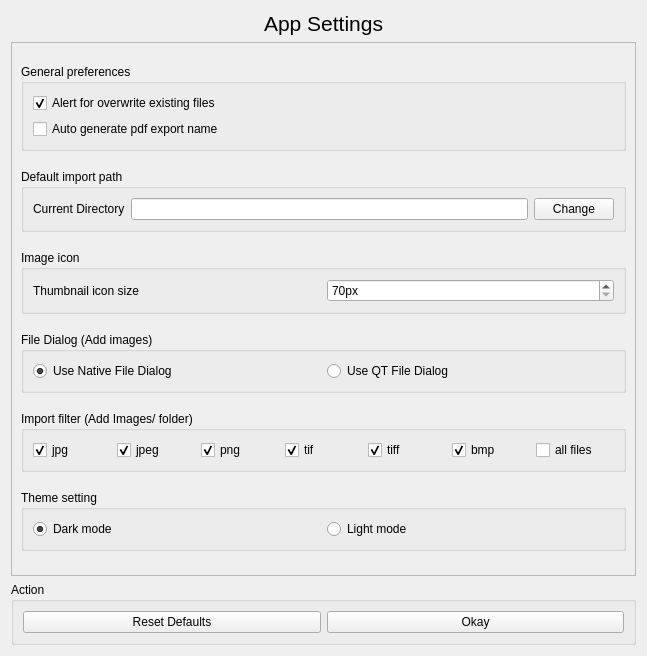
Before: the Qt Designer form src/app_setting.ui in rishabh3354/JPG2PDF, drawn with Qt 5.
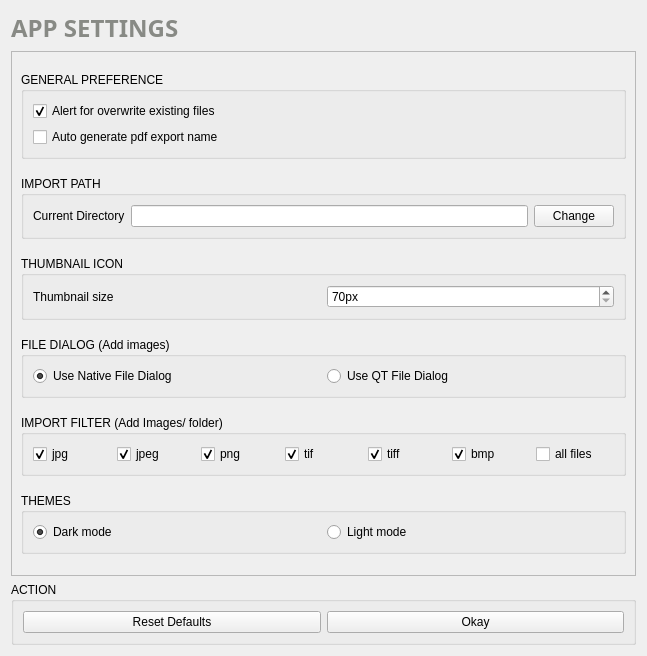
After: the same form once the commit is applied. Icons and pictures are not drawn.

```diff
--- a/src/app_setting.ui
+++ b/src/app_setting.ui
@@ -15,19 +15,35 @@
   </property>
   <layout class="QVBoxLayout" name="verticalLayout_2">
    <item>
-    <widget class="QLabel" name="label">
-     <property name="font">
-      <font>
-       <pointsize>16</pointsize>
-      </font>
-     </property>
-     <property name="text">
-      <string>App Settings</string>
-     </property>
-     <property name="alignment">
-      <set>Qt::AlignCenter</set>
-     </property>
-    </widget>
+    <layout class="QHBoxLayout" name="horizontalLayout_2">
+     <item>
+      <widget class="QLabel" name="label_6">
+       <property name="font">
+        <font>
+         <family>Ubuntu Mono</family>
+        </font>
+       </property>
+       <property name="text">
+        <string>&lt;!DOCTYPE HTML PUBLIC &quot;-//W3C//DTD HTML 4.0//EN&quot; &quot;http://www.w3.org/TR/REC-html40/strict.dtd&quot;&gt;
+&lt;html&gt;&lt;head&gt;&lt;meta name=&quot;qrichtext&quot; content=&quot;1&quot; /&gt;&lt;style type=&quot;text/css&quot;&gt;
+p, li { white-space: pre-wrap; }
+&lt;/style&gt;&lt;/head&gt;&lt;body style=&quot; font-family:'URW Gothic'; font-size:11pt; font-weight:400; font-style:normal;&quot;&gt;
+&lt;p style=&quot; margin-top:0px; margin-bottom:0px; margin-left:0px; margin-right:0px; -qt-block-indent:0; text-indent:0px;&quot;&gt;&lt;span style=&quot; font-family:'Ubuntu'; font-size:18pt; font-weight:600; color:#888a85;&quot;&gt;APP SETTINGS&lt;/span&gt;&lt;/p&gt;&lt;/body&gt;&lt;/html&gt;</string>
+       </property>
+      </widget>
+     </item>
+     <item>
+      <widget class="QLabel" name="label_5">
+       <property name="text">
+        <string>&lt;!DOCTYPE HTML PUBLIC &quot;-//W3C//DTD HTML 4.0//EN&quot; &quot;http://www.w3.org/TR/REC-html40/strict.dtd&quot;&gt;
+&lt;html&gt;&lt;head&gt;&lt;meta name=&quot;qrichtext&quot; content=&quot;1&quot; /&gt;&lt;style type=&quot;text/css&quot;&gt;
+p, li { white-space: pre-wrap; }
+&lt;/style&gt;&lt;/head&gt;&lt;body style=&quot; font-family:'Ubuntu'; font-size:11pt; font-weight:400; font-style:normal;&quot;&gt;
+&lt;p align=&quot;right&quot; style=&quot; margin-top:0px; margin-bottom:0px; margin-left:0px; margin-right:0px; -qt-block-indent:0; text-indent:0px;&quot;&gt;&lt;img src=&quot;:/myresource/resource/icons8-settings-96.png&quot; width=&quot;45&quot; height=&quot;45&quot; /&gt;&lt;/p&gt;&lt;/body&gt;&lt;/html&gt;</string>
+       </property>
+      </widget>
+     </item>
+    </layout>
    </item>
    <item>
     <widget class="QScrollArea" name="scrollArea">
@@ -40,7 +56,7 @@
         <x>0</x>
         <y>0</y>
         <width>627</width>
-        <height>529</height>
+        <height>505</height>
        </rect>
       </property>
       <layout class="QVBoxLayout" name="verticalLayout">
@@ -53,7 +69,7 @@
           </sizepolicy>
          </property>
          <property name="title">
-          <string>General preferences</string>
+          <string>GENERAL PREFERENCE</string>
          </property>
          <layout class="QVBoxLayout" name="verticalLayout_16">
           <item>
@@ -95,7 +111,7 @@
           </sizepolicy>
          </property>
          <property name="title">
-          <string>Default import path</string>
+          <string>IMPORT PATH</string>
          </property>
          <layout class="QVBoxLayout" name="verticalLayout_18">
           <item>
@@ -131,7 +147,7 @@
           </sizepolicy>
          </property>
          <property name="title">
-          <string>Image icon</string>
+          <string>THUMBNAIL ICON</string>
          </property>
          <layout class="QVBoxLayout" name="verticalLayout_14">
           <item>
@@ -161,7 +177,7 @@
             <item row="0" column="0">
              <widget class="QLabel" name="label_2">
               <property name="text">
-               <string>Thumbnail icon size</string>
+               <string>Thumbnail size</string>
               </property>
              </widget>
             </item>
@@ -179,7 +195,7 @@
           </sizepolicy>
          </property>
          <property name="title">
-          <string>File Dialog (Add images)</string>
+          <string>FILE DIALOG (Add images)</string>
          </property>
          <layout class="QVBoxLayout" name="verticalLayout_12">
           <item>
@@ -221,7 +237,7 @@
           </sizepolicy>
          </property>
          <property name="title">
-          <string>Import filter (Add Images/ folder)</string>
+          <string>IMPORT FILTER (Add Images/ folder)</string>
          </property>
          <layout class="QVBoxLayout" name="verticalLayout_17">
           <item>
@@ -331,7 +347,7 @@
           </sizepolicy>
          </property>
          <property name="title">
-          <string>Theme setting</string>
+          <string>THEMES</string>
          </property>
          <layout class="QVBoxLayout" name="verticalLayout_13">
           <item>
@@ -377,7 +393,7 @@
       </sizepolicy>
      </property>
      <property name="title">
-      <string>Action</string>
+      <string>ACTION</string>
      </property>
      <layout class="QVBoxLayout" name="verticalLayout_15">
       <item>
```
Left out of the diff: 24 changed lines with no effect on the pictures.
